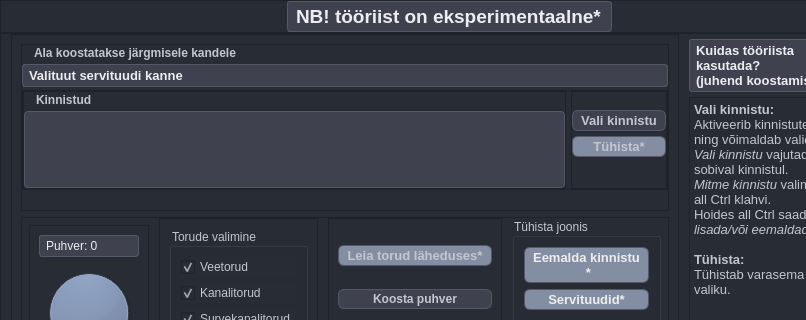
Qt form mailabl-qgis/Functions/Easements/widgets/Servituut.ui (TuloliKalver/mailabl-qgis) before a commit; both pictures show x 0 to 806 and y 0 to 320 of the 900 by 750 pixel window.
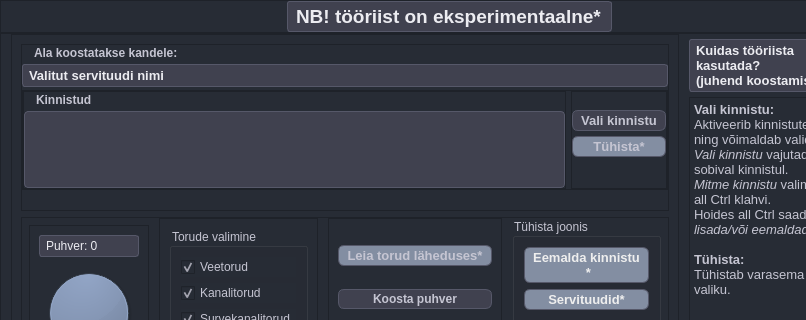
The same form after that commit. Icons and pictures are not drawn.

Commit message: täiendused

What changed in the file:
```diff
--- a/mailabl-qgis/Functions/Easements/widgets/Servituut.ui
+++ b/mailabl-qgis/Functions/Easements/widgets/Servituut.ui
@@ -289,7 +289,7 @@
                </font>
               </property>
               <property name="text">
-               <string>Ala koostatakse järgmisele kandele</string>
+               <string>Ala koostatakse kandele:</string>
               </property>
               <property name="readOnly">
                <bool>true</bool>
@@ -306,7 +306,7 @@
                </font>
               </property>
               <property name="text">
-               <string>Valituut servituudi kanne</string>
+               <string>Valitut servituudi nimi</string>
               </property>
              </widget>
             </item>
```
The commit also changes 1 other file.
